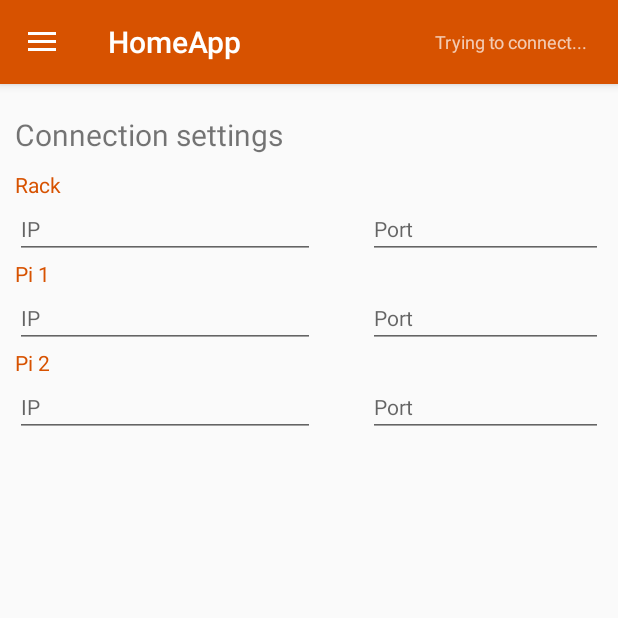
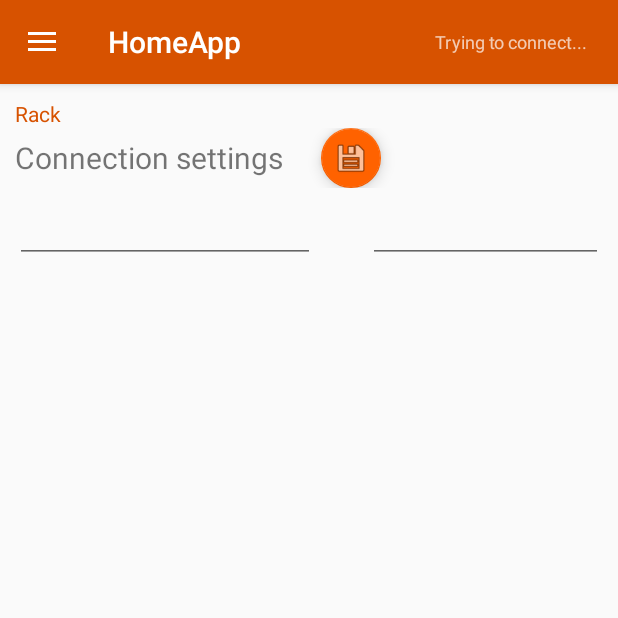
Before and after one commit to tratteo/HomeApp, an Android app: the fragment Pi1Fragment placed in its activity, after a tap on "Settings", on a phone screen of 412 x 824 dp, the top half of it. Run offline under Robolectric (Android 15) with nearby library versions, the phone set to English and light mode, and no system bars; libraries missing offline, so code that uses them is left out: xdroid.toaster; 3 other taps on this screen came first.

Commit message:
Settings implementation, optimizations

```diff
--- a/app/build.gradle
+++ b/app/build.gradle
@@ -3,6 +3,9 @@ apply plugin: 'com.android.application'
 android {
     compileSdkVersion 28
     defaultConfig {
+        vectorDrawables {
+                    useSupportLibrary = true
+        }
         applicationId "com.example.matteo.homeapp"
         minSdkVersion 24
         targetSdkVersion 28
--- a/app/src/main/java/com/example/matteo/homeapp/MainActivity.java
+++ b/app/src/main/java/com/example/matteo/homeapp/MainActivity.java
@@ -4,6 +4,7 @@ import android.content.BroadcastReceiver;
 import android.content.Context;
 import android.content.Intent;
 import android.content.IntentFilter;
+import android.content.SharedPreferences;
 import android.net.wifi.WifiManager;
 import android.os.AsyncTask;
 import android.os.Bundle;
@@ -26,7 +27,8 @@ public class MainActivity extends AppCompatActivity implements NavigationView.On
 {
     static Thread listenerThread;
     public static TextView toolbarConnectionText;
-    public static final String rackIP = "192.168.1.40";
+    public static String rackIP = "192.168.1.40";
+    public static String rackPort = "7777";
     static ConnectToServerAsync connectToServerAsync;
     static ScheduledExecutorService connectionThreadService;
     static boolean connectedToRack = false;
@@ -38,11 +40,12 @@ public class MainActivity extends AppCompatActivity implements NavigationView.On
 
     public static Context context;
 
-
     @Override
     protected void onStart()
     {
         super.onStart();
+        rackIP = UtilitiesClass.GetSharedPreferencesKey("settings", "RACK_IP", "192.168.1.40");
+        rackPort = UtilitiesClass.GetSharedPreferencesKey("settings", "RACK_PORT", "7777");
         IntentFilter intentFilter = new IntentFilter(WifiManager.WIFI_STATE_CHANGED_ACTION);
         registerReceiver(wifiStateReceiver, intentFilter);
     }
@@ -72,7 +75,6 @@ public class MainActivity extends AppCompatActivity implements NavigationView.On
     {
         super.onCreate(savedInstanceState);
         setContentView(R.layout.activity_main);
-
         context = getApplicationContext();
 
         Toolbar toolbar = findViewById(R.id.toolbar);
@@ -171,7 +173,7 @@ public class MainActivity extends AppCompatActivity implements NavigationView.On
             {
                 try
                 {
-                    rackSocket = new Socket(rackIP, 7777);
+                    rackSocket = new Socket(rackIP, Integer.parseInt(rackPort));
                     outToRack = new PrintWriter(rackSocket.getOutputStream());
                     return "connected";
                 }
--- a/app/src/main/java/com/example/matteo/homeapp/Pi1Fragment.java
+++ b/app/src/main/java/com/example/matteo/homeapp/Pi1Fragment.java
@@ -53,10 +53,24 @@ public class Pi1Fragment extends Fragment
         p1CommandsSpinner.setOnItemSelectedListener(itemChangeListener);
         sendButton.setOnClickListener(sendDataButtonListener);
         deleteCommandLineButton.setOnClickListener(deleteCommandLineButtonListener);
+        toggleTimerCheckBox.setOnCheckedChangeListener(toggleTimerCheckBoxListener);
+
         if(MainActivity.rackSocket != null)
             try{ outToCabinet = new PrintWriter(MainActivity.rackSocket.getOutputStream());} catch (Exception e) {}
 
     }
+
+    private CheckBox.OnCheckedChangeListener toggleTimerCheckBoxListener = new CheckBox.OnCheckedChangeListener()
+    {
+        @Override
+        public void onCheckedChanged(CompoundButton buttonView, boolean isChecked)
+        {
+            if(isChecked)
+                timerSetter.setVisibility(View.VISIBLE);
+            else
+                timerSetter.setVisibility(View.GONE);
+        }
+    };
 
     private View.OnClickListener sendDataButtonListener = new View.OnClickListener()
     {
--- a/app/src/main/java/com/example/matteo/homeapp/SettingsFragment.java
+++ b/app/src/main/java/com/example/matteo/homeapp/SettingsFragment.java
@@ -3,15 +3,20 @@ package com.example.matteo.homeapp;
 import android.os.Bundle;
 import android.support.annotation.NonNull;
 import android.support.annotation.Nullable;
+import android.support.design.widget.FloatingActionButton;
 import android.support.v4.app.Fragment;
 import android.view.LayoutInflater;
 import android.view.View;
 import android.view.ViewGroup;
 import android.widget.EditText;
 
+import xdroid.toaster.Toaster;
+
 public class SettingsFragment extends Fragment
 {
-    EditText rackIp, rackPort, p1Ip, p1Port, p2Ip, p2Port;
+    EditText rackIPText, rackPortText;
+    FloatingActionButton saveSettingsButton;
+
     @Nullable
     @Override
     public View onCreateView(@NonNull LayoutInflater inflater, @Nullable ViewGroup container, @Nullable Bundle savedInstanceState)
@@ -24,11 +29,41 @@ public class SettingsFragment extends Fragment
     {
         super.onViewCreated(view, savedInstanceState);
         UtilitiesClass.HideSoftInputKeyboard(getView());
-        rackIp = getView().findViewById(R.id.rack_ip);
-        rackPort = getView().findViewById(R.id.rack_port);
-        p1Ip = getView().findViewById(R.id.pi1_ip);
-        p1Port = getView().findViewById(R.id.pi1_port);
-        p2Ip = getView().findViewById(R.id.pi2_ip);
-        p2Port = getView().findViewById(R.id.pi2_port);
+
+        saveSettingsButton = getView().findViewById(R.id.saveSettingsButton);
+        rackIPText = getView().findViewById(R.id.rack_ip);
+        rackPortText = getView().findViewById(R.id.rack_port);
+
+        rackIPText.setHint(UtilitiesClass.GetSharedPreferencesKey("settings", "RACK_IP", "192.168.1.40"));
+        rackPortText.setHint(UtilitiesClass.GetSharedPreferencesKey("settings", "RACK_PORT", "7777"));
+        saveSettingsButton.setOnClickListener(saveSettingsButtonListener);
     }
+
+    private View.OnClickListener saveSettingsButtonListener = new View.OnClickListener()
+    {
+        @Override
+        public void onClick(View v)
+        {
+            String newRackPort = rackPortText.getText().toString().trim();
+            String newRackIP = rackIPText.getText().toString().trim();
+
+            if (!newRackIP.equals(""))
+            {
+                UtilitiesClass.SaveSharedPreferencesKey("settings", "RACK_IP", newRackIP);
+                rackIPText.setHint(newRackIP);
+                MainActivity.rackIP = newRackIP;
+                MainActivity.connectedToRack = false;
+                MainActivity.StartConnectionThread();
+            }
+            if(!newRackPort.equals(""))
+            {
+                UtilitiesClass.SaveSharedPreferencesKey("settings", "RACK_PORT", newRackPort);
+                rackPortText.setHint(newRackPort);
+                MainActivity.rackPort = newRackPort;
+                MainActivity.connectedToRack = false;
+                MainActivity.StartConnectionThread();
+            }
+            Toaster.toast("Settings saved");
+        }
+    };
 }
--- a/app/src/main/java/com/example/matteo/homeapp/UtilitiesClass.java
+++ b/app/src/main/java/com/example/matteo/homeapp/UtilitiesClass.java
@@ -2,6 +2,7 @@ package com.example.matteo.homeapp;
 
 
 import android.content.Context;
+import android.content.SharedPreferences;
 import android.renderscript.ScriptGroup;
 import android.view.View;
 import android.view.inputmethod.InputMethodManager;
@@ -30,4 +31,19 @@ public class UtilitiesClass
         InputMethodManager inputMethodManager = (InputMethodManager)MainActivity.context.getSystemService(Context.INPUT_METHOD_SERVICE);
         inputMethodManager.hideSoftInputFromWindow(v.getWindowToken(),InputMethodManager.HIDE_NOT_ALWAYS);
     }
+
+    public static void SaveSharedPreferencesKey(String sharedPreference, String key, String value)
+    {
+        SharedPreferences settings = MainActivity.context.getSharedPreferences(sharedPreference, Context.MODE_PRIVATE);
+        SharedPreferences.Editor edit = settings.edit();
+        edit.putString(key, value);
+        edit.apply();
+        edit.commit();
+    }
+
+    public static String GetSharedPreferencesKey(String sharedPreference, String key, String defaultValue)
+    {
+        SharedPreferences settings = MainActivity.context.getSharedPreferences(sharedPreference, Context.MODE_PRIVATE);
+        return settings.getString(key, "");
+    }
 }
--- a/app/src/main/res/drawable/splash_screen.xml
+++ b/app/src/main/res/drawable/splash_screen.xml
@@ -1,6 +1,6 @@
 <?xml version="1.0" encoding="utf-8"?>
 <layer-list xmlns:android="http://schemas.android.com/apk/res/android">
-    <item android:drawable="@color/colorPrimary"/>
+    <item android:drawable="@color/splashBackground"/>
     <item>
         <bitmap android:gravity="center" android:src="@mipmap/ic_launcher"/>
     </item>
--- a/app/src/main/res/layout/activity_main.xml
+++ b/app/src/main/res/layout/activity_main.xml
@@ -1,5 +1,6 @@
 <?xml version="1.0" encoding="utf-8"?>
-<android.support.v4.widget.DrawerLayout xmlns:android="http://schemas.android.com/apk/res/android"
+<android.support.v4.widget.DrawerLayout
+    xmlns:android="http://schemas.android.com/apk/res/android"
     xmlns:app="http://schemas.android.com/apk/res-auto"
     xmlns:tools="http://schemas.android.com/tools"
     android:id="@+id/drawer_layout"
--- a/app/src/main/res/layout/fragment_settings.xml
+++ b/app/src/main/res/layout/fragment_settings.xml
@@ -1,5 +1,6 @@
 <?xml version="1.0" encoding="utf-8"?>
 <FrameLayout xmlns:android="http://schemas.android.com/apk/res/android"
+    xmlns:app="http://schemas.android.com/apk/res-auto"
     xmlns:tools="http://schemas.android.com/tools"
     android:layout_width="match_parent"
     android:layout_height="match_parent"
@@ -13,15 +14,6 @@
         android:orientation="vertical">
 
         <TextView
-            android:id="@+id/textView4"
-            android:layout_width="match_parent"
-            android:layout_height="wrap_content"
-            android:layout_marginLeft="10dp"
-            android:layout_marginTop="20dp"
-            android:text="Connection settings"
-            android:textSize="20sp" />
-
-        <TextView
             android:layout_width="match_parent"
             android:layout_height="wrap_content"
             android:layout_marginLeft="10dp"
@@ -32,6 +24,31 @@
         <LinearLayout
             android:layout_width="match_parent"
             android:layout_height="wrap_content"
+            android:gravity="center_vertical"
+            android:orientation="horizontal">
+
+            <TextView
+                android:id="@+id/textView4"
+                android:layout_width="wrap_content"
+                android:layout_height="wrap_content"
+                android:layout_marginLeft="10dp"
+                android:text="Connection settings"
+                android:textSize="20sp" />
+
+            <android.support.design.widget.FloatingActionButton
+                android:id="@+id/saveSettingsButton"
+                android:layout_width="40dp"
+                android:layout_height="40dp"
+                android:layout_marginLeft="25dp"
+                android:clickable="true"
+                android:src="@android:drawable/ic_menu_save"
+                app:fabSize="mini" />
+        </LinearLayout>
+
+        <LinearLayout
+            android:layout_width="match_parent"
+            android:layout_height="wrap_content"
+            android:layout_marginTop="10dp"
             android:orientation="horizontal">
 
             <EditText
@@ -59,81 +76,6 @@
                 android:textSize="14sp" />
         </LinearLayout>
 
-        <TextView
-            android:id="@+id/textView6"
-            android:layout_width="match_parent"
-            android:layout_height="wrap_content"
-            android:layout_marginLeft="10dp"
-            android:text="Pi 1"
-            android:textColor="@color/colorPrimary" />
-
-        <LinearLayout
-            android:layout_width="match_parent"
-            android:layout_height="wrap_content"
-            android:orientation="horizontal">
-
-            <EditText
-                android:id="@+id/pi2_ip"
-                android:layout_width="200dp"
-                android:layout_height="wrap_content"
-                android:layout_marginLeft="10dp"
-                android:layout_marginRight="0dp"
-                android:digits="0123456789."
-                android:ems="10"
-                android:hint="IP"
-                android:inputType="number"
-                android:textSize="14sp" />
-
-            <EditText
-                android:id="@+id/pi2_port"
-                android:layout_width="wrap_content"
-                android:layout_height="wrap_content"
-                android:layout_marginLeft="35dp"
-                android:layout_marginRight="10dp"
-                android:layout_weight="1"
-                android:ems="10"
-                android:hint="Port "
-                android:inputType="number"
-                android:textSize="14sp" />
-        </LinearLayout>
-
-        <TextView
-            android:id="@+id/textView5"
-            android:layout_width="match_parent"
-            android:layout_height="wrap_content"
-            android:layout_marginLeft="10dp"
-            android:text="Pi 2"
-            android:textColor="@color/colorPrimary" />
-        <LinearLayout
-            android:layout_width="match_parent"
-            android:layout_height="wrap_content"
-            android:orientation="horizontal">
-
-            <EditText
-                android:id="@+id/pi1_ip"
-                android:layout_width="200dp"
-                android:layout_height="wrap_content"
-                android:layout_marginLeft="10dp"
-                android:layout_marginRight="0dp"
-                android:digits="0123456789."
-                android:ems="10"
-                android:hint="IP"
-                android:inputType="number"
-                android:textSize="14sp" />
-
-            <EditText
-                android:id="@+id/pi1_port"
-                android:layout_width="wrap_content"
-                android:layout_height="wrap_content"
-                android:layout_marginLeft="35dp"
-                android:layout_marginRight="10dp"
-                android:layout_weight="1"
-                android:ems="10"
-                android:hint="Port "
-                android:inputType="number"
-                android:textSize="14sp" />
-        </LinearLayout>
-
     </LinearLayout>
 
 </FrameLayout>
--- a/app/src/main/res/values/colors.xml
+++ b/app/src/main/res/values/colors.xml
@@ -1,6 +1,7 @@
 <?xml version="1.0" encoding="utf-8"?>
 <resources>
     <color name="colorPrimary">#d75200</color>
+    <item name="splashBackground" type="color">#d75200</item>
     <color name="colorPrimaryDark">#252525</color>
     <color name="colorAccent">#ff6200</color>
 </resources>
--- a/app/src/main/res/values/styles.xml
+++ b/app/src/main/res/values/styles.xml
@@ -16,7 +16,7 @@
     </style>
 
     <style name="SplashTheme" parent="Theme.AppCompat.NoActionBar">
-        <item name="android:windowBackground">@drawable/splash_screen</item>
+        <item name = "android:windowBackground">@drawable/splash_screen</item>
     </style>
 
     <style name="AppTheme.AppBarOverlay" parent="ThemeOverlay.AppCompat.Dark.ActionBar" />
```
Also changed, not shown: app/src/main/AndroidManifest.xml (+13 -7 lines), app/src/main/java/com/example/matteo/homeapp/Pi2Fragment.java (+20 -1 lines), app/src/main/java/com/example/matteo/homeapp/SplashScreenActivity.java (+12 -6 lines), app/src/main/res/layout/activity_splash_screen.xml (added, +20 -0 lines), app/src/main/res/layout/fragmentpi1_layout.xml (+4 -3 lines), app/src/main/res/layout/fragmentpi2_layout.xml (+4 -3 lines).
